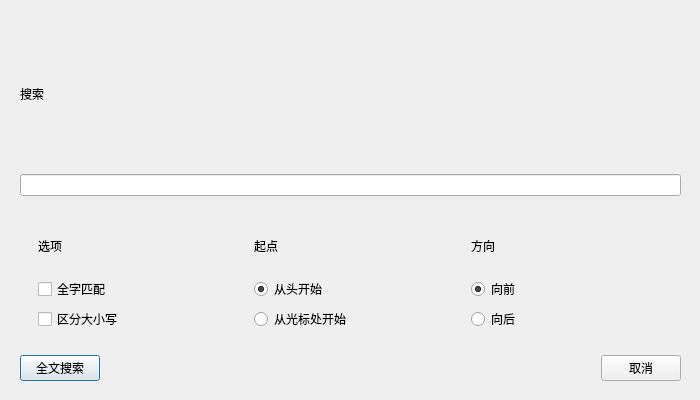
First picture: the form in CEditor/search.ui, repository XiaoZheng2003/BIT-QT-IDE, before the edit.
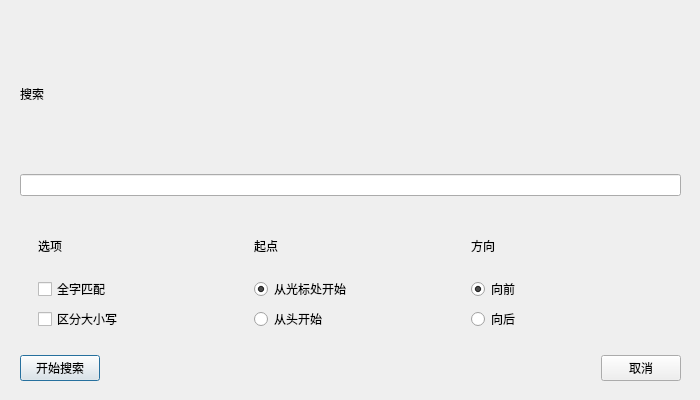
Second picture: the form after the edit.

The edit to the form file:
```diff
--- a/CEditor/search.ui
+++ b/CEditor/search.ui
@@ -73,21 +73,24 @@
             </property>
            </widget>
           </item>
-          <item>
-           <widget class="QRadioButton" name="radioButton_10">
-            <property name="text">
-             <string>从头开始</string>
-            </property>
-            <property name="checked">
-             <bool>true</bool>
-            </property>
-           </widget>
-          </item>
           <item>
            <widget class="QRadioButton" name="radioButton_2">
             <property name="text">
              <string>从光标处开始</string>
             </property>
+            <property name="checked">
+             <bool>true</bool>
+            </property>
+           </widget>
+          </item>
+          <item>
+           <widget class="QRadioButton" name="radioButton_10">
+            <property name="text">
+             <string>从头开始</string>
+            </property>
+            <property name="checked">
+             <bool>false</bool>
+            </property>
            </widget>
           </item>
          </layout>
@@ -131,7 +134,7 @@
       <item>
        <widget class="QPushButton" name="pushButton_3">
         <property name="text">
-         <string>全文搜索</string>
+         <string>开始搜索</string>
         </property>
        </widget>
       </item>
```
Left out of the diff: 4 changed lines with no effect on the pictures.
